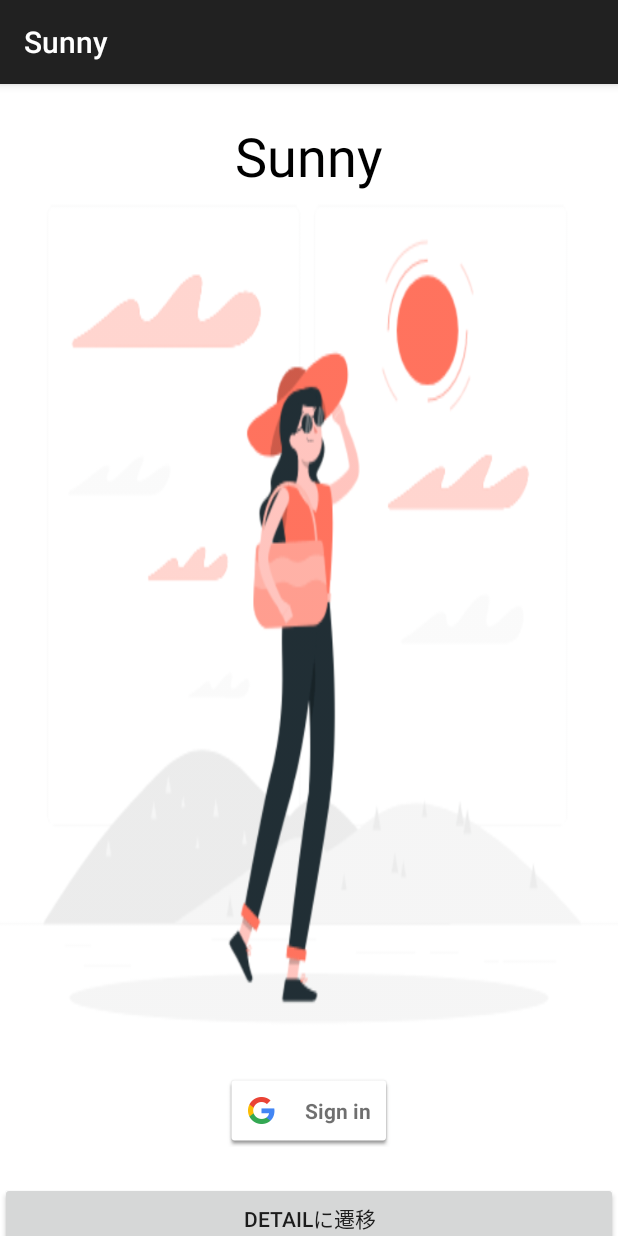
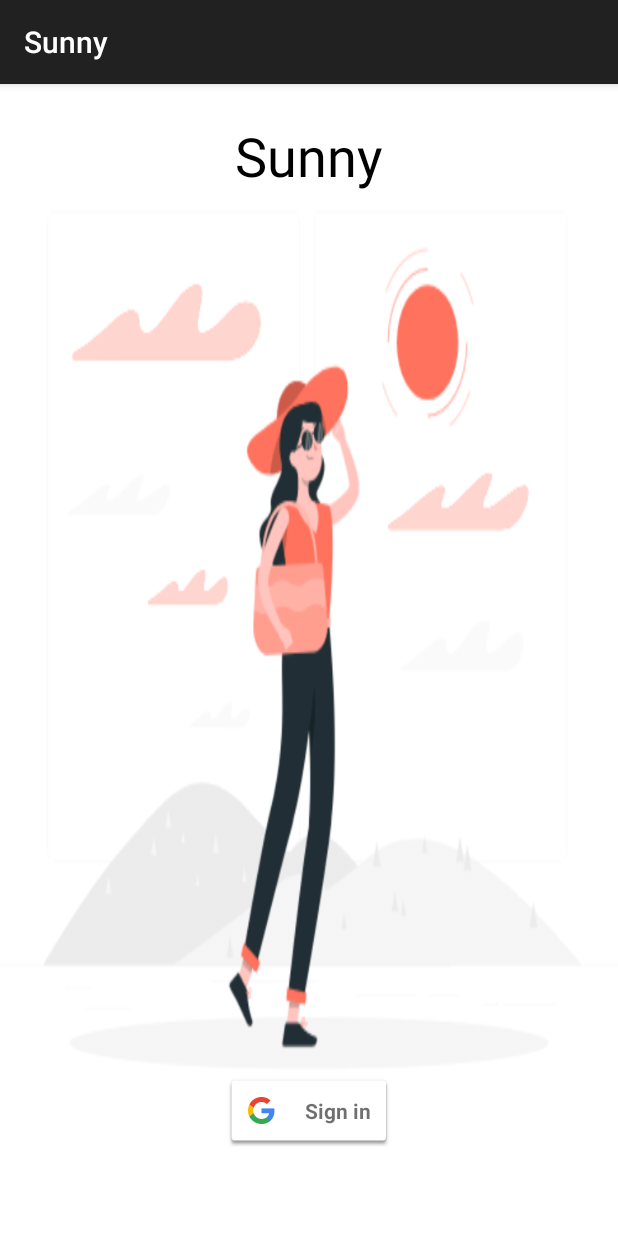
Before and after one commit to ASO1801023/Sunny, an Android app: the screen it shows after launch (MainActivity), on a phone screen of 412 x 824 dp. Run offline under Robolectric (Android 15) with nearby library versions, the phone set to English and light mode, and no system bars.

Commit message:
画面遷移解決

```diff
--- a/app/src/main/AndroidManifest.xml
+++ b/app/src/main/AndroidManifest.xml
@@ -9,8 +9,8 @@
         android:roundIcon="@mipmap/ic_launcher_round"
         android:supportsRtl="true"
         android:theme="@style/AppTheme">
-        <activity android:name=".login"></activity>
-        <activity android:name=".detail" />
+        <activity android:name=".login" />
+        <activity android:name=".DetailActivity" />
         <activity android:name=".MainActivity">
             <intent-filter>
                 <action android:name="android.intent.action.MAIN" />
--- a/app/src/main/java/jp/ac/asojuku/sunny/detail.kt
+++ b/app/src/main/java/jp/ac/asojuku/sunny/DetailActivity.kt
@@ -4,7 +4,7 @@ import androidx.appcompat.app.AppCompatActivity
 import android.os.Bundle
 import kotlinx.android.synthetic.main.activity_detail.*
 
-class detail : AppCompatActivity() {
+class DetailActivity : AppCompatActivity() {
 
     override fun onCreate(savedInstanceState: Bundle?) {
         super.onCreate(savedInstanceState)
--- a/app/src/main/java/jp/ac/asojuku/sunny/MainActivity.kt
+++ b/app/src/main/java/jp/ac/asojuku/sunny/MainActivity.kt
@@ -5,8 +5,6 @@ import androidx.appcompat.app.AppCompatActivity
 import android.os.Bundle
 import android.util.Log
 import android.view.View
-import android.view.Window
-import android.view.WindowManager
 import com.google.android.gms.auth.api.signin.GoogleSignIn
 import com.google.android.gms.auth.api.signin.GoogleSignInAccount
 import com.google.android.gms.auth.api.signin.GoogleSignInClient
@@ -17,6 +15,7 @@ import kotlinx.android.synthetic.main.activity_main.*
 
 class MainActivity : AppCompatActivity(), View.OnClickListener {
     private var mGoogleSignInClient: GoogleSignInClient? = null
+
 
     override fun onCreate(savedInstanceState: Bundle?) {
         super.onCreate(savedInstanceState)
@@ -29,10 +28,12 @@ class MainActivity : AppCompatActivity(), View.OnClickListener {
 
         mGoogleSignInClient = GoogleSignIn.getClient(this, gso)
 
-        detail_btn.setOnClickListener {
-            val intent = Intent(this, detail::class.java)
+        //画面遷移
+        /*detail_btn.setOnClickListener {
+            val intent = Intent(this, DetailActivity::class.java)
             startActivity(intent)
-        }
+
+        }*/
     }
 
     public override fun onStart() {
--- a/app/src/main/res/layout/activity_main.xml
+++ b/app/src/main/res/layout/activity_main.xml
@@ -68,9 +68,4 @@
 
     </LinearLayout>
 
-    <Button
-        android:id="@+id/detail_btn"
-        android:layout_width="match_parent"
-        android:layout_height="wrap_content"
-        android:text="@string/detail_name" />
 </LinearLayout>
```
Also changed, not shown: app/src/main/res/layout/activity_detail.xml (+8 -4 lines), app/src/main/res/layout/fragment_ranking.xml (+8 -1 lines), app/src/main/res/layout/fragment_total_precipitation.xml (+8 -1 lines).
